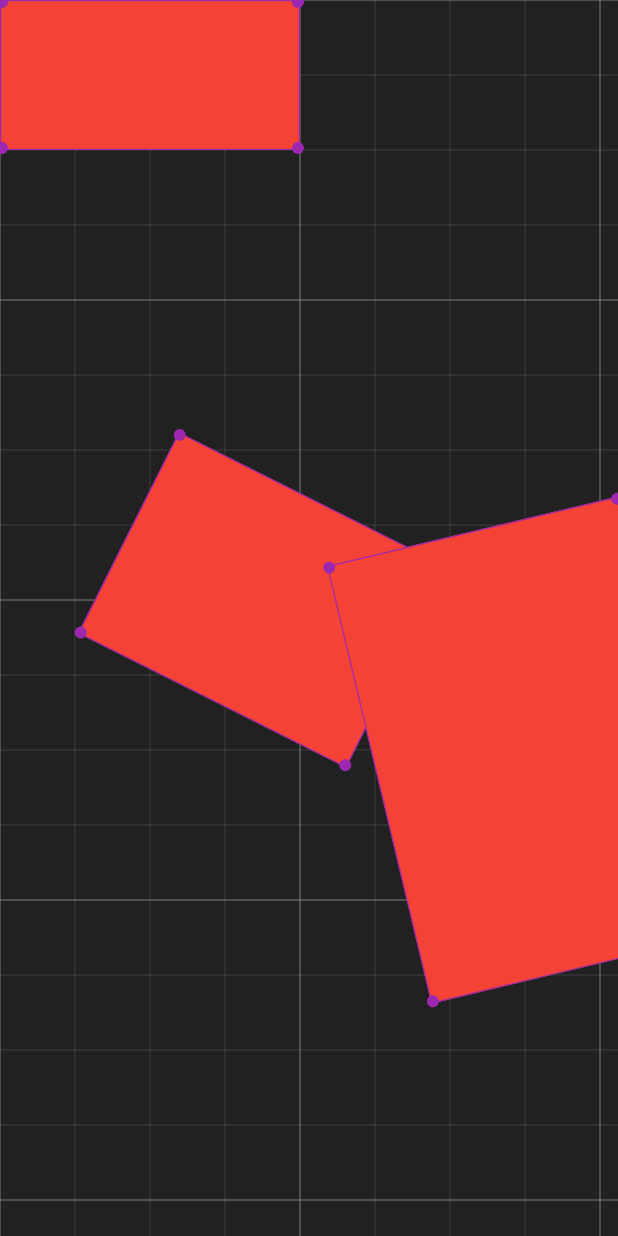
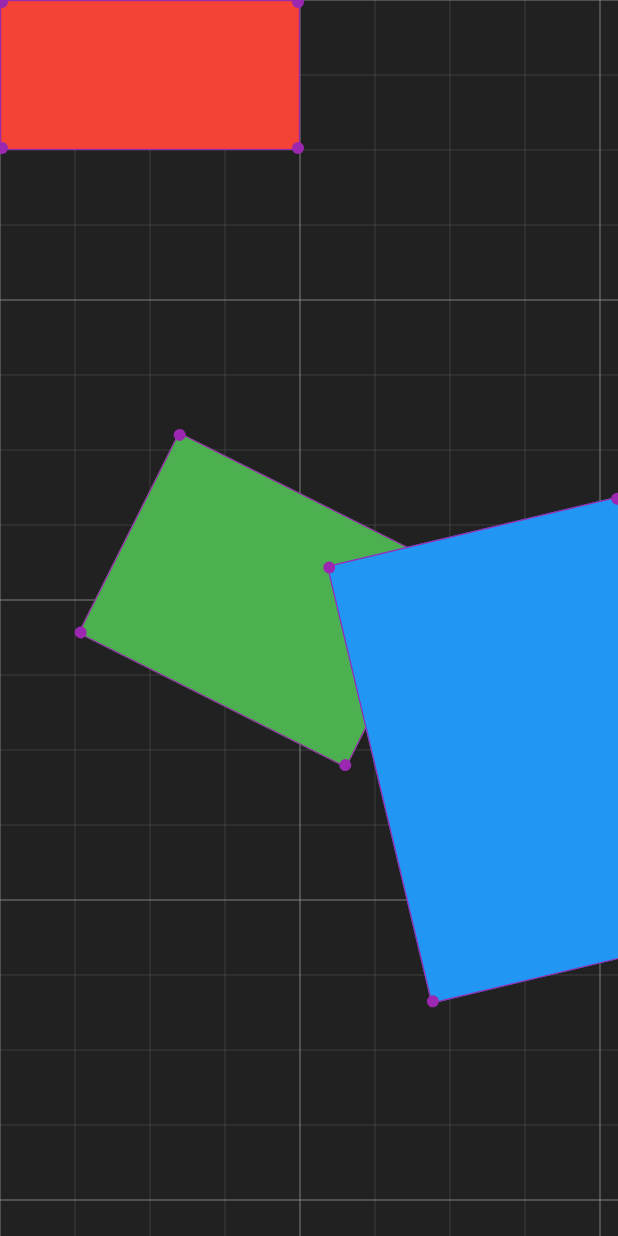
Before and after one commit to chutne9/infinite_canvas_viewer, a Flutter app: the screen it shows after launch, on a phone screen of 412 x 824 dp. Run offline on Flutter 3.47's test engine with Material 3 defaults, Android fonts, the phone set to English and light mode, and no system bars; our stand-ins replace equatable.

Commit message:
Update item color

```diff
--- a/example/lib/canvas.dart
+++ b/example/lib/canvas.dart
@@ -1,3 +1,4 @@
+import 'package:collection/collection.dart';
 import 'package:equatable/equatable.dart';
 import 'package:flutter/material.dart';
 import 'package:infinite_canvas_viewer/infinite_canvas_viewer.dart';
@@ -57,14 +58,14 @@ class _CanvasState extends State<Editor> {
   Widget build(BuildContext context) {
     return InfiniteCanvasViewer(
       controller: _controller,
-      children: items.indexed
-          .map(
-            (indexedItem) => RectTransform(
-              bounds: indexedItem.$2.bounds,
-              angle: indexedItem.$2.angle,
+      children: items
+          .mapIndexed(
+            (index, item) => RectTransform(
+              bounds: item.bounds,
+              angle: item.angle,
               onNewBounds: (bounds, angle) =>
-                  _handleNewBounds(indexedItem.$1, bounds, angle),
-              child: Container(color: Colors.red),
+                  _handleNewBounds(index, bounds, angle),
+              child: Container(color: item.color),
             ),
           )
           .toList(),
--- a/example/pubspec.yaml
+++ b/example/pubspec.yaml
@@ -11,6 +11,7 @@ dependencies:
     sdk: flutter
   infinite_canvas_viewer:
     path: ../
+  collection: ^1.19.1
   equatable: ^2.0.7
 
 dev_dependencies:
```
Also changed, not shown: example/pubspec.lock.
